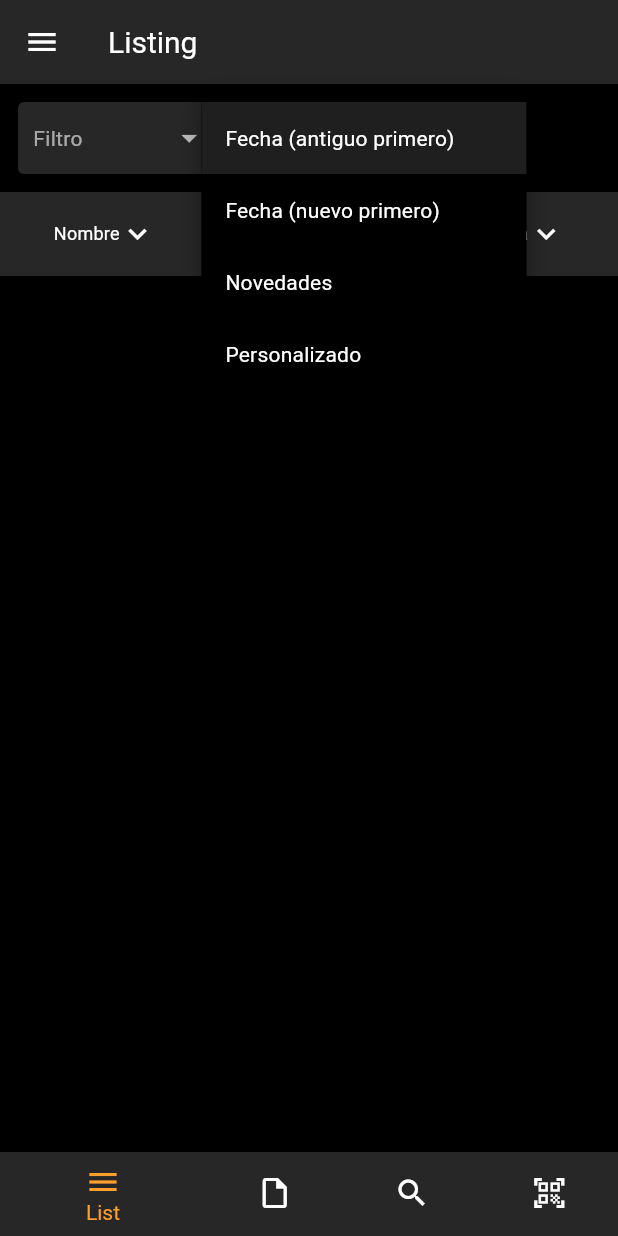
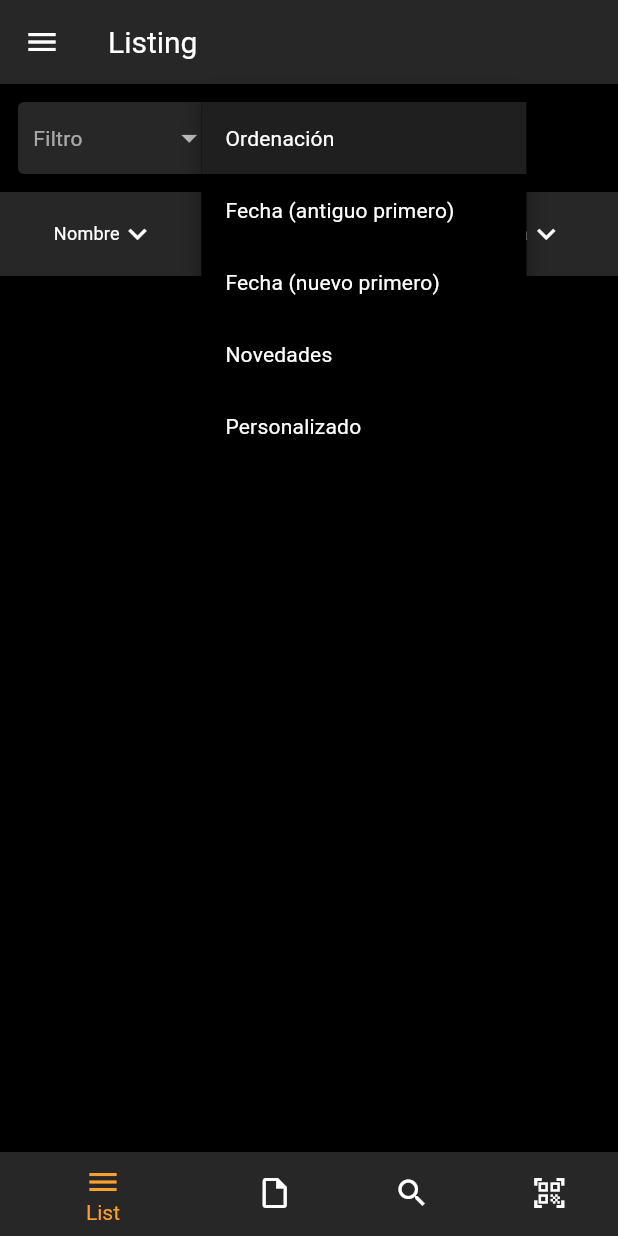
Before and after one commit to in-fperez/firebase-test, a Flutter app: the ProductsListScreen screen opened by its route, after a tap on "Ordenación", on a phone screen of 412 x 824 dp. Run offline on Flutter 3.47's test engine with Material 2 defaults, Android fonts, the phone set to English and light mode, and no system bars; our stand-ins replace bloc, cloud_firestore, firebase_core, flutter_bloc; accounts and stored records are empty.

Commit message:
fix:chips

```diff
--- a/lib/screens/product_list_screen/product_list_screen.dart
+++ b/lib/screens/product_list_screen/product_list_screen.dart
@@ -32,27 +32,26 @@ class _ProductsListScreenState extends State<ProductsListScreen> {
       appBar: AppBar(
         title: const Text("Listing"),
       ),
-      drawer: LateralMenu(),
+      drawer: const LateralMenu(),
       body: BlocBuilder<ProductsListCubit, ProductListState>(
         builder: ((context, state) {
           return Column(
-            mainAxisSize: MainAxisSize.max,
-            mainAxisAlignment: MainAxisAlignment.start,
             crossAxisAlignment: CrossAxisAlignment.start,
             children: [
               Row(
                 children: [
                   Padding(
-                    padding: EdgeInsets.all(12.0),
+                    padding: const EdgeInsets.all(12.0),
                     child: CustomDropdownButton(
                       hintText: "Filtro",
-                      itemOptions: ["TODAS"],
+                      itemOptions: const ["Filtro", "TODAS"],
                       functionOnchange: (String? string) {},
                     ),
                   ),
                   CustomDropdownButton(
                     hintText: "Ordenación",
-                    itemOptions: [
+                    itemOptions: const [
+                      "Ordenación",
                       'Fecha (antiguo primero)',
                       'Fecha (nuevo primero)',
                       'Novedades',
```
Also changed, not shown: lib/screens/product_list_screen/widgets/product_card.dart (+13 -10 lines).
